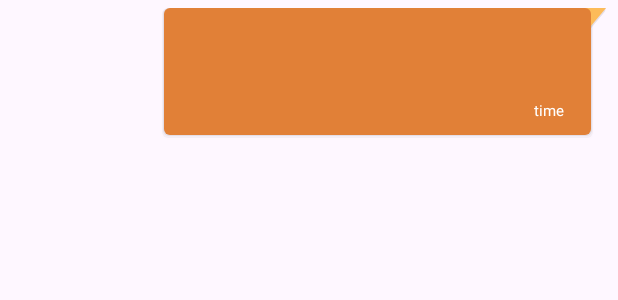
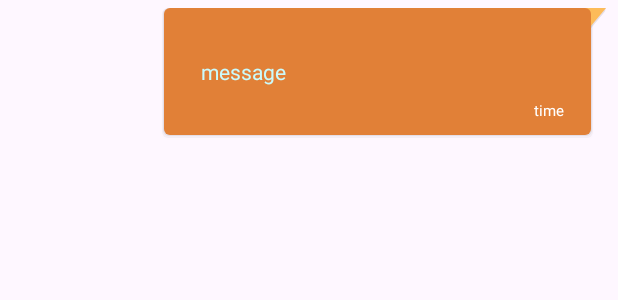
Before and after one commit to firsty-first/chatme, an Android app: the layout sample_sender.xml on its own in the app's theme, with its tools: preview values and no code run, on a phone screen of 412 x 824 dp. Shown: the top 300 px of the screen. Run offline under Robolectric (Android 15) with nearby library versions, the light colour scheme and no system bars.

Commit message:
notif+time

```diff
--- a/app/src/main/java/com/example/chatme/Adapter/ChatAdapter.java
+++ b/app/src/main/java/com/example/chatme/Adapter/ChatAdapter.java
@@ -80,6 +80,7 @@ else
 {
 
     Log.d("imp","setTextReciever");
+
     ((recieverViewHolder)holder).recievermsg.setText(model.getMessages());
    ((recieverViewHolder)holder).recieverTime.setText(DateUtils.formatTime(model.getTimestamp()));
 }
--- a/app/src/main/res/layout/sample_sender.xml
+++ b/app/src/main/res/layout/sample_sender.xml
@@ -31,12 +31,13 @@
             android:layout_height="wrap_content"
             android:layout_marginStart="8dp"
             android:layout_marginEnd="2dp"
+            android:text="message"
             android:gravity="center_vertical"
             android:inputType="textMultiLine"
             android:maxWidth="270dp"
             android:minWidth="50dp"
             android:padding="6dp"
-            android:textColor="#300F4E"
+            android:textColor="#CBFAFB"
             app:layout_constraintBottom_toBottomOf="parent"
             app:layout_constraintEnd_toEndOf="parent"
             app:layout_constraintHorizontal_bias="0.05"
```
